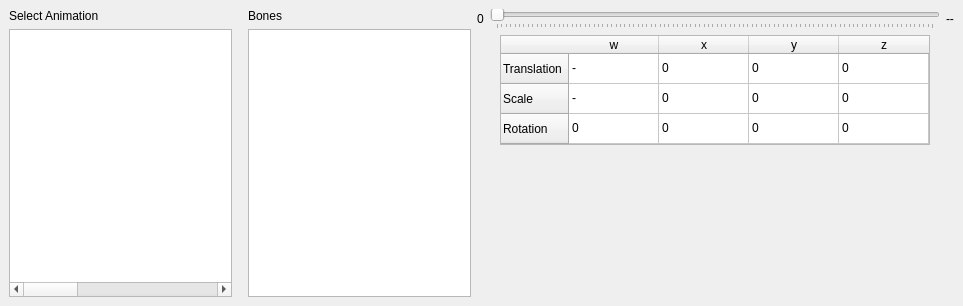
Above: ui_files/animationcontrolwidget.ui from fernandotonon/QtMeshEditor before the change. Below: the same form after it.
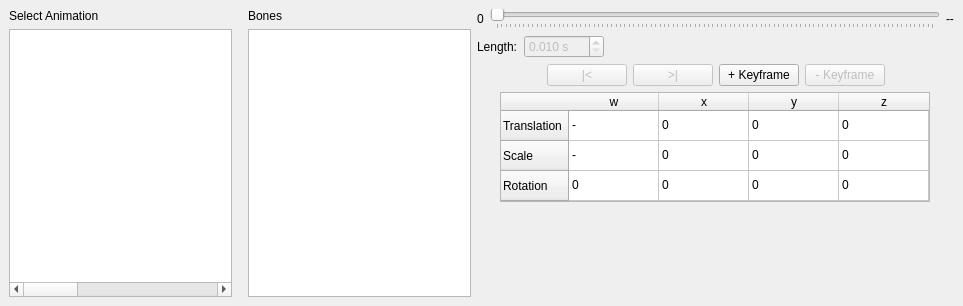
That is the form after the change. Custom widgets are drawn as their Qt base class.

Commit message:
Add keyframe navigation, animation length editor, and skeletal animation MCP tools
Adds prev/next keyframe buttons and animation length spinbox to the animation
control widget. Exposes skeletal animation controls via 6 new MCP tools:
list_skeletal_animations, get_animation_info, set_animation_length,
set_animation_time, add_keyframe, and remove_keyframe. Bumps version to 2.5.0.

```diff
--- a/ui_files/animationcontrolwidget.ui
+++ b/ui_files/animationcontrolwidget.ui
@@ -135,6 +135,119 @@
           </item>
          </layout>
         </item>
+        <item>
+         <layout class="QHBoxLayout" name="lengthLayout">
+          <item>
+           <widget class="QLabel" name="lengthLabel">
+            <property name="text">
+             <string>Length:</string>
+            </property>
+           </widget>
+          </item>
+          <item>
+           <widget class="QDoubleSpinBox" name="lengthSpinBox">
+            <property name="enabled">
+             <bool>false</bool>
+            </property>
+            <property name="decimals">
+             <number>3</number>
+            </property>
+            <property name="minimum">
+             <double>0.010000000000000</double>
+            </property>
+            <property name="maximum">
+             <double>999.000000000000000</double>
+            </property>
+            <property name="singleStep">
+             <double>0.100000000000000</double>
+            </property>
+            <property name="suffix">
+             <string> s</string>
+            </property>
+           </widget>
+          </item>
+          <item>
+           <spacer name="lengthSpacer">
+            <property name="orientation">
+             <enum>Qt::Horizontal</enum>
+            </property>
+            <property name="sizeHint" stdset="0">
+             <size>
+              <width>40</width>
+              <height>20</height>
+             </size>
+            </property>
+           </spacer>
+          </item>
+         </layout>
+        </item>
+        <item>
+         <layout class="QHBoxLayout" name="keyframeButtonsLayout">
+          <item>
+           <spacer name="keyframeSpacer">
+            <property name="orientation">
+             <enum>Qt::Horizontal</enum>
+            </property>
+            <property name="sizeHint" stdset="0">
+             <size>
+              <width>40</width>
+              <height>20</height>
+             </size>
+            </property>
+           </spacer>
+          </item>
+          <item>
+           <widget class="QPushButton" name="prevKeyframeButton">
+            <property name="enabled">
+             <bool>false</bool>
+            </property>
+            <property name="text">
+             <string>|&lt;</string>
+            </property>
+           </widget>
+          </item>
+          <item>
+           <widget class="QPushButton" name="nextKeyframeButton">
+            <property name="enabled">
+             <bool>false</bool>
+            </property>
+            <property name="text">
+             <string>&gt;|</string>
+            </property>
+           </widget>
+          </item>
+          <item>
+           <widget class="QPushButton" name="addKeyframeButton">
+            <property name="text">
+             <string>+ Keyframe</string>
+            </property>
+           </widget>
+          </item>
+          <item>
+           <widget class="QPushButton" name="deleteKeyframeButton">
+            <property name="enabled">
+             <bool>false</bool>
+            </property>
+            <property name="text">
+             <string>- Keyframe</string>
+            </property>
+           </widget>
+          </item>
+          <item>
+           <spacer name="keyframeSpacer2">
+            <property name="orientation">
+             <enum>Qt::Horizontal</enum>
+            </property>
+            <property name="sizeHint" stdset="0">
+             <size>
+              <width>40</width>
+              <height>20</height>
+             </size>
+            </property>
+           </spacer>
+          </item>
+         </layout>
+        </item>
         <item>
          <layout class="QHBoxLayout" name="horizontalLayout_3">
           <item>
```
The commit also changes 8 other files.
